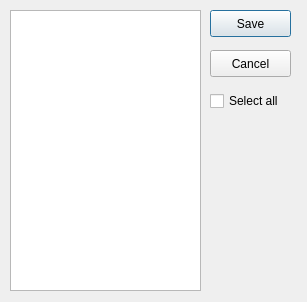
This is share_config_dialog.ui in yyquick/host-switcher as Qt 5 draws it before an edit. The edited form follows.
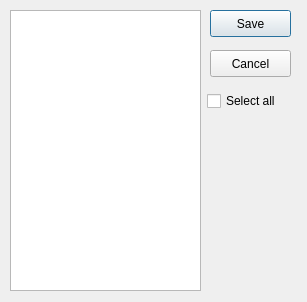
This is the edited form. Icons and pictures are not drawn.

```diff
--- a/share_config_dialog.ui
+++ b/share_config_dialog.ui
@@ -10,6 +10,18 @@
     <height>302</height>
    </rect>
   </property>
+  <property name="minimumSize">
+   <size>
+    <width>307</width>
+    <height>302</height>
+   </size>
+  </property>
+  <property name="maximumSize">
+   <size>
+    <width>307</width>
+    <height>302</height>
+   </size>
+  </property>
   <property name="windowTitle">
    <string>Dialog</string>
   </property>
@@ -26,7 +38,7 @@
   <widget class="QCheckBox" name="selectAllCheckBox">
    <property name="geometry">
     <rect>
-     <x>210</x>
+     <x>207</x>
      <y>90</y>
      <width>97</width>
      <height>22</height>
```
Left out of the diff: 77 changed lines with no effect on the pictures.
